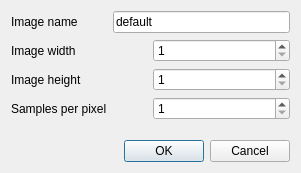
Qt form poc/golemPy/src/ui/taskdialog.ui (golemfactory/clay) before a commit.
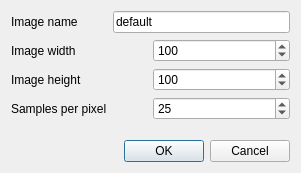
The same form after that commit.

The edit to the form file:
```diff
--- a/poc/golemPy/src/ui/taskdialog.ui
+++ b/poc/golemPy/src/ui/taskdialog.ui
@@ -92,7 +92,7 @@
             <number>25</number>
            </property>
            <property name="value">
-            <number>1</number>
+            <number>100</number>
            </property>
           </widget>
          </item>
@@ -128,7 +128,7 @@
             <number>25</number>
            </property>
            <property name="value">
-            <number>1</number>
+            <number>100</number>
            </property>
           </widget>
          </item>
@@ -163,6 +163,9 @@
            <property name="singleStep">
             <number>10</number>
            </property>
+           <property name="value">
+            <number>25</number>
+           </property>
           </widget>
          </item>
         </layout>
```
